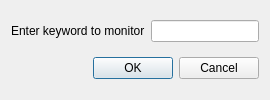
Old version of the form triggersetupdialog.ui in the repository aa55-dev/yeTTY.
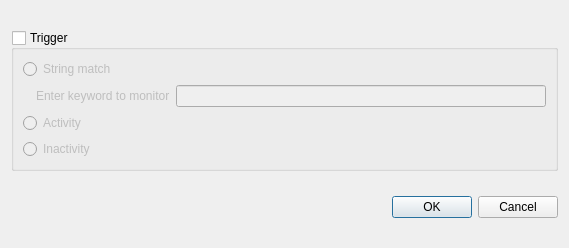
New version of the form.

Diff of the .ui file:
```diff
--- a/triggersetupdialog.ui
+++ b/triggersetupdialog.ui
@@ -2,8 +2,16 @@
 <ui version="4.0">
  <class>TriggerSetupDialog</class>
  <widget class="QDialog" name="TriggerSetupDialog">
+  <property name="geometry">
+   <rect>
+    <x>0</x>
+    <y>0</y>
+    <width>569</width>
+    <height>248</height>
+   </rect>
+  </property>
   <property name="sizePolicy">
-   <sizepolicy hsizetype="Preferred" vsizetype="Minimum">
+   <sizepolicy hsizetype="Preferred" vsizetype="Maximum">
     <horstretch>0</horstretch>
     <verstretch>0</verstretch>
    </sizepolicy>
@@ -11,8 +19,42 @@
   <property name="windowTitle">
    <string>Dialog</string>
   </property>
+  <layout class="QVBoxLayout" name="verticalLayout_2">
+   <item>
+    <widget class="QGroupBox" name="groupBox">
+     <property name="sizePolicy">
+      <sizepolicy hsizetype="Preferred" vsizetype="Maximum">
+       <horstretch>0</horstretch>
+       <verstretch>0</verstretch>
+      </sizepolicy>
+     </property>
+     <property name="title">
+      <string>Trigger</string>
+     </property>
+     <property name="checkable">
+      <bool>true</bool>
+     </property>
+     <property name="checked">
+      <bool>false</bool>
+     </property>
   <layout class="QVBoxLayout" name="verticalLayout">
    <item>
+       <widget class="QRadioButton" name="stringRadioButton">
+        <property name="text">
+         <string>String match</string>
+        </property>
+       </widget>
+      </item>
+      <item>
+       <layout class="QHBoxLayout" name="textInputLayout">
+        <item>
+         <widget class="QLabel" name="label_2">
+          <property name="text">
+           <string/>
+          </property>
+         </widget>
+        </item>
+        <item>
     <layout class="QHBoxLayout" name="horizontalLayout">
      <item>
       <widget class="QLabel" name="label">
@@ -22,9 +64,28 @@
       </widget>
      </item>
      <item>
-      <widget class="QLineEdit" name="lineEdit"/>
-     </item>
-    </layout>
+           <widget class="QLineEdit" name="keywordLineEdit"/>
+          </item>
+         </layout>
+        </item>
+       </layout>
+      </item>
+      <item>
+       <widget class="QRadioButton" name="activityRadioButton">
+        <property name="text">
+         <string>Activity</string>
+        </property>
+       </widget>
+      </item>
+      <item>
+       <widget class="QRadioButton" name="inactivityRadioButton">
+        <property name="text">
+         <string>Inactivity</string>
+        </property>
+       </widget>
+      </item>
+     </layout>
+    </widget>
    </item>
    <item>
     <widget class="QDialogButtonBox" name="buttonBox">
```
Left out of the diff: 4 changed lines with no effect on the pictures. Lines whose indentation alone changed are shown as unchanged.
